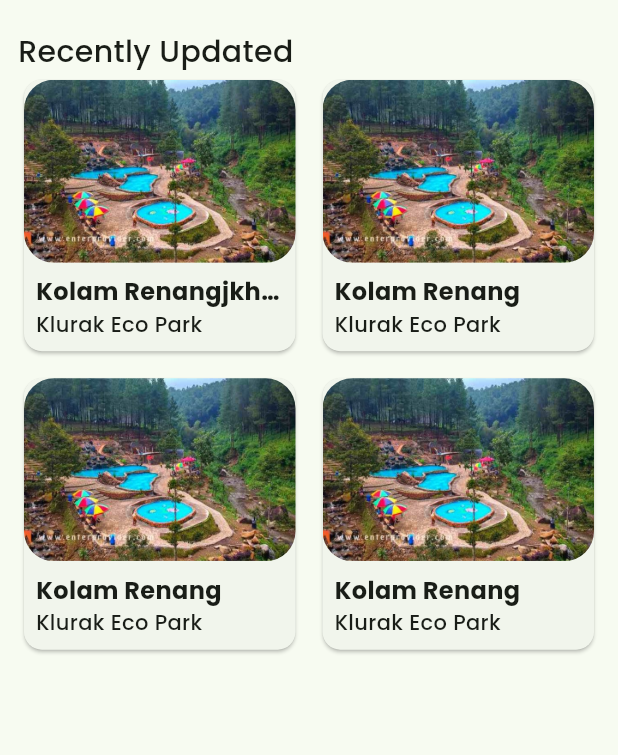
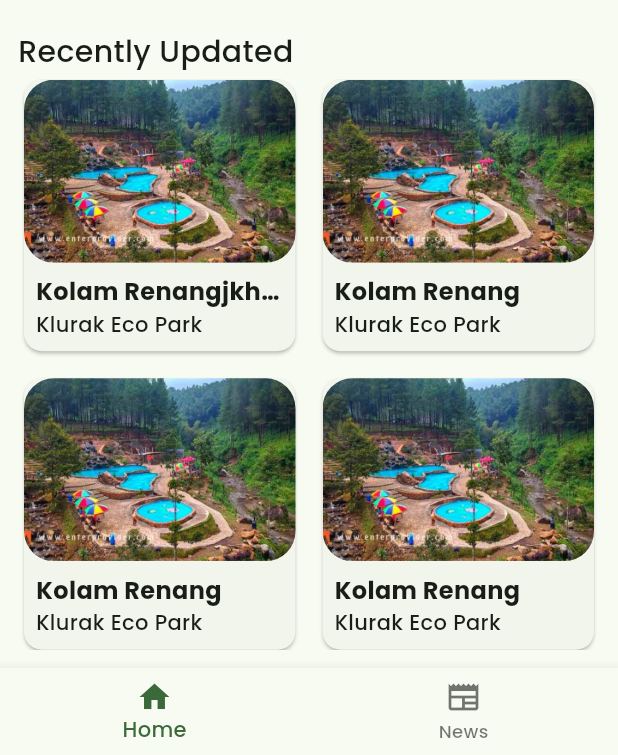
Before and after one commit to sasqiasal/kembang_belor_apps, a Flutter app: the screen it shows after launch, on a phone screen of 412 x 824 dp, the part 481-1236 px from its top. Run offline on Flutter 3.47's test engine with Material 3 defaults, Android fonts, the phone set to English and light mode, and no system bars.

Commit message:
Adding Bottom Navigation Bar

```diff
--- a/lib/main.dart
+++ b/lib/main.dart
@@ -1,5 +1,6 @@
 import 'package:flutter/material.dart';
 import 'package:kembang_belor_apps/pages/home_page.dart';
+import 'package:kembang_belor_apps/pages/main_page.dart';
 
 void main() {
   runApp(const MyApp());
@@ -33,7 +34,7 @@
         colorScheme: ColorScheme.fromSeed(seedColor: Colors.green),
         useMaterial3: true,
       ),
-      home: const HomePage(),
+      home: const MainPage(),
     );
   }
 }
--- a/lib/pages/home_page.dart
+++ b/lib/pages/home_page.dart
@@ -8,11 +8,6 @@
   @override
   Widget build(BuildContext context) {
     var size = MediaQuery.of(context).size;
-
-    /*24 is for notification bar on Android*/
-    final double itemHeight = (size.height - kToolbarHeight - 24) / 2;
-    final double itemWidth = size.width / 2;
-
     return SafeArea(
         child: Scaffold(
       body: Padding(
@@ -111,11 +106,11 @@
                         decoration: BoxDecoration(
                           borderRadius: BorderRadius.circular(20),
                           image: DecorationImage(
-                  image: AssetImage('${modifiedPariwisata[index]['imageUrl']}'),
+                            image: AssetImage(
+                                '${modifiedPariwisata[index]['imageUrl']}'),
                             fit: BoxFit.cover,
                           ),
                         ),
-
                       ),
                     ),
                     Container(
@@ -123,7 +118,13 @@
                       child: Column(
                         crossAxisAlignment: CrossAxisAlignment.start,
                         children: [
-                                Text('${modifiedPariwisata[index]['facility_name']}',style: TextStyle(fontSize: 16,fontWeight: FontWeight.bold),maxLines: 1,overflow: TextOverflow.ellipsis,),
+                          Text(
+                            '${modifiedPariwisata[index]['facility_name']}',
+                            style: TextStyle(
+                                fontSize: 16, fontWeight: FontWeight.bold),
+                            maxLines: 1,
+                            overflow: TextOverflow.ellipsis,
+                          ),
                           Text('${modifiedPariwisata[index]['parent_turism']}')
                         ],
                       ),
--- /dev/null
+++ b/lib/pages/main_page.dart
@@ -0,0 +1,37 @@
+import 'package:flutter/material.dart';
+import 'package:kembang_belor_apps/pages/home_page.dart';
+import 'package:kembang_belor_apps/pages/news_page.dart';
+
+class MainPage extends StatefulWidget {
+  const MainPage({super.key});
+
+  @override
+  State<MainPage> createState() => _MainPageState();
+}
+
+class _MainPageState extends State<MainPage> {
+  final _pages = [HomePage(), NewsPage()];
+
+  int currentPage = 0;
+  @override
+  Widget build(BuildContext context) {
+    return Scaffold(
+      body: _pages[currentPage],
+      bottomNavigationBar: BottomNavigationBar(
+        currentIndex: currentPage,
+        items: [
+          BottomNavigationBarItem(icon: Icon(Icons.home), label: 'Home'),
+          BottomNavigationBarItem(
+            icon: Icon(Icons.newspaper),
+            label: 'News',
+          )
+        ],
+        onTap: (value) {
+          setState(() {
+            currentPage = value;
+          });
+        },
+      ),
+    );
+  }
+}
--- /dev/null
+++ b/lib/pages/news_page.dart
@@ -0,0 +1,10 @@
+import 'package:flutter/material.dart';
+
+class NewsPage extends StatelessWidget {
+  const NewsPage({super.key});
+
+  @override
+  Widget build(BuildContext context) {
+    return const Scaffold();
+  }
+}
```
Also changed, not shown: pubspec.lock. Lines whose indentation alone changed are shown as unchanged.
